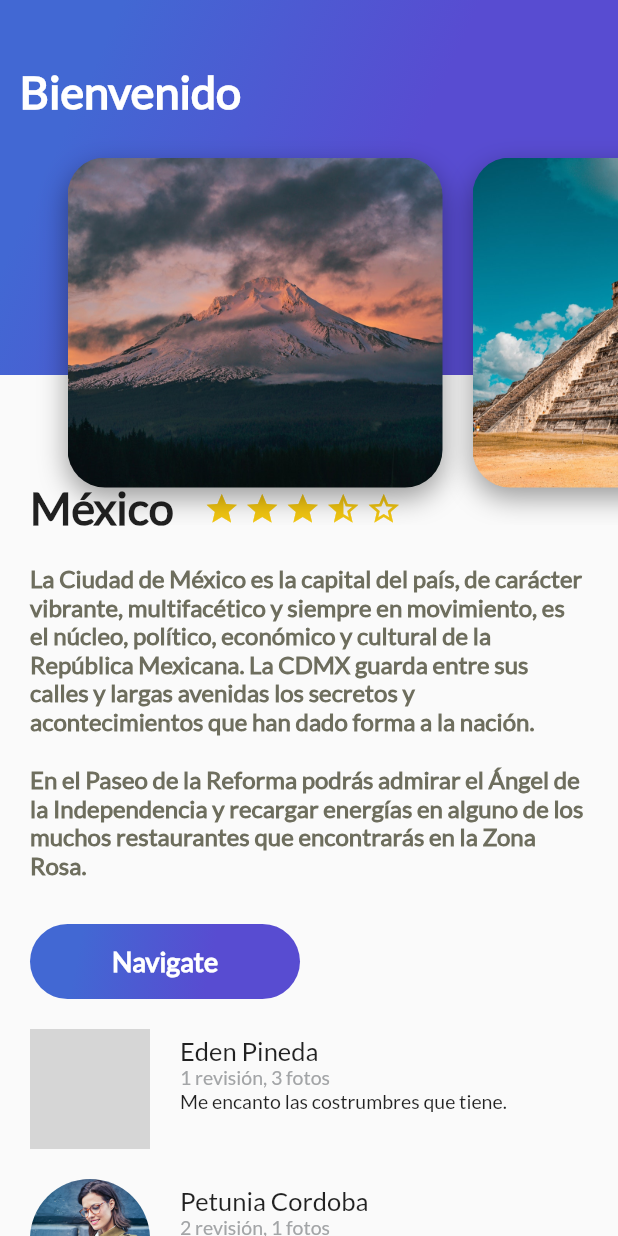
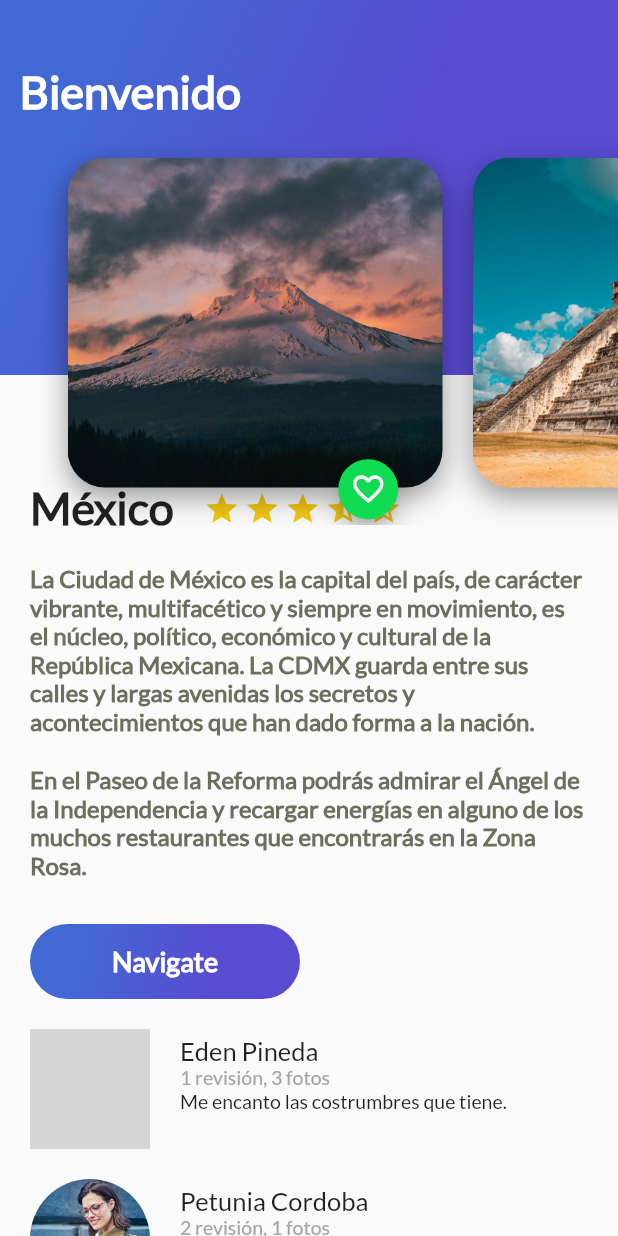
Before and after one commit to EdenPinedaMontero/Curso-Flutter-Platzi, a Flutter app: the screen it shows after launch, on a phone screen of 412 x 824 dp. Run offline on Flutter 3.47's test engine with Material 2 defaults, Android fonts, the phone set to English and light mode, and no system bars; grey boxes are pictures that could not be loaded.

Commit message:
Nuevos avances al curso

```diff
--- a/lib/Practicas/card_image.dart
+++ b/lib/Practicas/card_image.dart
@@ -1,4 +1,5 @@
 import 'package:flutter/material.dart';
+import 'package:platzi_trips_app/Practicas/floating_action_button_green.dart';
 
 // ignore: must_be_immutable
 class CardImage extends StatelessWidget {
@@ -34,6 +35,9 @@ class CardImage extends StatelessWidget {
             )
           ]),
     );
-    return card;
+    return Stack(
+      alignment: const Alignment(0.77, 1.2), //Alineando la posición del boton
+      children: [card, const FloatingActionButtonGreen()],
+    );
   }
 }
--- /dev/null
+++ b/lib/Practicas/floating_action_button_green.dart
@@ -0,0 +1,37 @@
+import 'package:flutter/material.dart';
+
+class FloatingActionButtonGreen extends StatefulWidget {
+  const FloatingActionButtonGreen({Key? key}) : super(key: key);
+
+  @override
+  State<FloatingActionButtonGreen> createState() =>
+      _FloatingActionButtonGreenState();
+}
+
+class _FloatingActionButtonGreenState extends State<FloatingActionButtonGreen> {
+  bool _pressed = false;
+
+  void onPressedFav() {
+    setState(() {
+      _pressed = !this._pressed;
+    });
+    // ignore: deprecated_member_use
+    Scaffold.of(context).showSnackBar(SnackBar(
+        content: this._pressed
+            ? const Text("Agregaste a tus Favoritos")
+            : const Text("Quitaste de tus Favoritos")));
+  }
+
+  @override
+  Widget build(BuildContext context) {
+    return FloatingActionButton(
+      backgroundColor: const Color(0xFF11DA53),
+      mini: true, //el icono es pequeño
+      tooltip: "Fav", //Interecación al pasar el mouse
+      onPressed: onPressedFav,
+      child: Icon(
+        this._pressed ? Icons.favorite : Icons.favorite_border,
+      ),
+    );
+  }
+}
```
